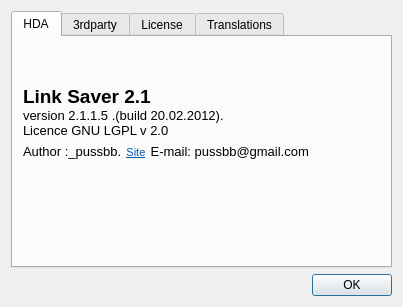
pussbb/Link-Saver, file about.ui: the form before one commit.
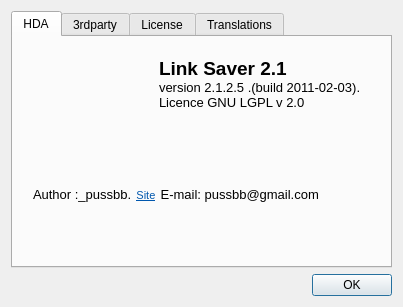
The form after the commit. Icons and pictures are not drawn.

```diff
--- a/about.ui
+++ b/about.ui
@@ -42,10 +42,10 @@
       <widget class="QLabel" name="label">
        <property name="geometry">
         <rect>
-         <x>10</x>
-         <y>10</y>
-         <width>373</width>
-         <height>183</height>
+         <x>6</x>
+         <y>4</y>
+         <width>135</width>
+         <height>129</height>
         </rect>
        </property>
        <property name="text">
@@ -56,14 +56,52 @@
 &lt;table border=&quot;0&quot; style=&quot;-qt-table-type: root; margin-top:4px; margin-bottom:4px; margin-left:4px; margin-right:4px;&quot;&gt;
 &lt;tr&gt;
 &lt;td style=&quot;border: none;&quot;&gt;
-&lt;p style=&quot; margin-top:0px; margin-bottom:0px; margin-left:0px; margin-right:0px; -qt-block-indent:0; text-indent:0px;&quot;&gt;&lt;img src=&quot;:/res/2globe_128.png&quot; style=&quot;float: left;&quot; /&gt;&lt;span style=&quot; font-family:'DejaVu Sans'; font-size:14pt; font-weight:600;&quot;&gt;Link Saver 2.1 &lt;/span&gt;&lt;/p&gt;
-&lt;p align=&quot;justify&quot; style=&quot; margin-top:0px; margin-bottom:0px; margin-left:0px; margin-right:0px; -qt-block-indent:0; text-indent:0px;&quot;&gt;&lt;span style=&quot; font-family:'DejaVu Sans'; font-size:10pt;&quot;&gt;version 2.1.1.5 .(build 20.02.2012).&lt;/span&gt;&lt;/p&gt;
-&lt;p align=&quot;justify&quot; style=&quot; margin-top:0px; margin-bottom:0px; margin-left:0px; margin-right:0px; -qt-block-indent:0; text-indent:0px;&quot;&gt;&lt;span style=&quot; font-family:'DejaVu Sans'; font-size:10pt;&quot;&gt;Licence GNU LGPL v 2.0&lt;/span&gt;&lt;/p&gt;
-&lt;p align=&quot;justify&quot; style=&quot; margin-top:0px; margin-bottom:0px; margin-left:0px; margin-right:0px; -qt-block-indent:0; text-indent:0px;&quot;&gt;&lt;span style=&quot; font-family:'DejaVu Sans'; font-size:10pt;&quot;&gt;Author :_pussbb.&lt;/span&gt;&lt;span style=&quot; font-family:'DejaVu Sans'; font-size:14pt;&quot;&gt; &lt;/span&gt;&lt;a href=&quot;http://krabik.co.ua/&quot;&gt;&lt;span style=&quot; font-family:'DejaVu Sans'; font-size:8pt; text-decoration: underline; color:#0057ae;&quot;&gt;Site&lt;/span&gt;&lt;/a&gt;&lt;span style=&quot; font-family:'DejaVu Sans'; font-size:14pt;&quot;&gt; &lt;/span&gt;&lt;span style=&quot; font-family:'DejaVu Sans'; font-size:10pt;&quot;&gt;E-mail: pussbb@gmail.com  &lt;/span&gt;&lt;/p&gt;
+&lt;p style=&quot; margin-top:0px; margin-bottom:0px; margin-left:0px; margin-right:0px; -qt-block-indent:0; text-indent:0px;&quot;&gt;&lt;img src=&quot;:/res/2globe_128.png&quot; style=&quot;float: left;&quot; /&gt;&lt;span style=&quot; font-family:'DejaVu Sans'; font-size:14pt; font-weight:600;&quot;&gt; &lt;/span&gt;&lt;/p&gt;
+&lt;p align=&quot;justify&quot; style=&quot;-qt-paragraph-type:empty; margin-top:0px; margin-bottom:0px; margin-left:0px; margin-right:0px; -qt-block-indent:0; text-indent:0px;&quot;&gt;&lt;/p&gt;
+&lt;p align=&quot;justify&quot; style=&quot;-qt-paragraph-type:empty; margin-top:0px; margin-bottom:0px; margin-left:0px; margin-right:0px; -qt-block-indent:0; text-indent:0px;&quot;&gt;&lt;/p&gt;
 &lt;p align=&quot;justify&quot; style=&quot;-qt-paragraph-type:empty; margin-top:0px; margin-bottom:0px; margin-left:0px; margin-right:0px; -qt-block-indent:0; text-indent:0px; font-family:'DejaVu Sans'; font-size:10pt;&quot;&gt;&lt;/p&gt;
 &lt;p align=&quot;justify&quot; style=&quot;-qt-paragraph-type:empty; margin-top:0px; margin-bottom:0px; margin-left:0px; margin-right:0px; -qt-block-indent:0; text-indent:0px; font-family:'DejaVu Sans'; font-size:10pt;&quot;&gt;&lt;/p&gt;&lt;/td&gt;&lt;/tr&gt;&lt;/table&gt;&lt;/body&gt;&lt;/html&gt;</string>
        </property>
       </widget>
+      <widget class="QLabel" name="label_2">
+       <property name="geometry">
+        <rect>
+         <x>146</x>
+         <y>14</y>
+         <width>207</width>
+         <height>109</height>
+        </rect>
+       </property>
+       <property name="text">
+        <string>&lt;!DOCTYPE HTML PUBLIC &quot;-//W3C//DTD HTML 4.0//EN&quot; &quot;http://www.w3.org/TR/REC-html40/strict.dtd&quot;&gt;
+&lt;html&gt;&lt;head&gt;&lt;meta name=&quot;qrichtext&quot; content=&quot;1&quot; /&gt;&lt;style type=&quot;text/css&quot;&gt;
+p, li { white-space: pre-wrap; }
+&lt;/style&gt;&lt;/head&gt;&lt;body style=&quot; font-family:'Ubuntu'; font-size:9pt; font-weight:400; font-style:normal;&quot;&gt;
+&lt;p style=&quot; margin-top:0px; margin-bottom:0px; margin-left:0px; margin-right:0px; -qt-block-indent:0; text-indent:0px;&quot;&gt;&lt;span style=&quot; font-family:'DejaVu Sans'; font-size:14pt; font-weight:600;&quot;&gt;Link Saver 2.1 &lt;/span&gt;&lt;/p&gt;
+&lt;p align=&quot;justify&quot; style=&quot; margin-top:0px; margin-bottom:0px; margin-left:0px; margin-right:0px; -qt-block-indent:0; text-indent:0px;&quot;&gt;&lt;span style=&quot; font-family:'DejaVu Sans'; font-size:10pt;&quot;&gt;version 2.1.2.5 .(build 2011-02-03).&lt;/span&gt;&lt;/p&gt;
+&lt;p align=&quot;justify&quot; style=&quot; margin-top:0px; margin-bottom:0px; margin-left:0px; margin-right:0px; -qt-block-indent:0; text-indent:0px;&quot;&gt;&lt;span style=&quot; font-family:'DejaVu Sans'; font-size:10pt;&quot;&gt;Licence GNU LGPL v 2.0&lt;/span&gt;&lt;/p&gt;
+&lt;p align=&quot;justify&quot; style=&quot;-qt-paragraph-type:empty; margin-top:0px; margin-bottom:0px; margin-left:0px; margin-right:0px; -qt-block-indent:0; text-indent:0px;&quot;&gt;&lt;/p&gt;
+&lt;p align=&quot;justify&quot; style=&quot;-qt-paragraph-type:empty; margin-top:0px; margin-bottom:0px; margin-left:0px; margin-right:0px; -qt-block-indent:0; text-indent:0px; font-family:'DejaVu Sans'; font-size:10pt;&quot;&gt;&lt;/p&gt;
+&lt;p align=&quot;justify&quot; style=&quot;-qt-paragraph-type:empty; margin-top:0px; margin-bottom:0px; margin-left:0px; margin-right:0px; -qt-block-indent:0; text-indent:0px; font-family:'DejaVu Sans'; font-size:10pt;&quot;&gt;&lt;/p&gt;&lt;/body&gt;&lt;/html&gt;</string>
+       </property>
+      </widget>
+      <widget class="QLabel" name="label_4">
+       <property name="geometry">
+        <rect>
+         <x>20</x>
+         <y>132</y>
+         <width>339</width>
+         <height>47</height>
+        </rect>
+       </property>
+       <property name="text">
+        <string>&lt;!DOCTYPE HTML PUBLIC &quot;-//W3C//DTD HTML 4.0//EN&quot; &quot;http://www.w3.org/TR/REC-html40/strict.dtd&quot;&gt;
+&lt;html&gt;&lt;head&gt;&lt;meta name=&quot;qrichtext&quot; content=&quot;1&quot; /&gt;&lt;style type=&quot;text/css&quot;&gt;
+p, li { white-space: pre-wrap; }
+&lt;/style&gt;&lt;/head&gt;&lt;body style=&quot; font-family:'Ubuntu'; font-size:9pt; font-weight:400; font-style:normal;&quot;&gt;
+&lt;p style=&quot; margin-top:0px; margin-bottom:0px; margin-left:0px; margin-right:0px; -qt-block-indent:0; text-indent:0px;&quot;&gt;&lt;span style=&quot; font-family:'DejaVu Sans'; font-size:10pt;&quot;&gt;Author :_pussbb.&lt;/span&gt;&lt;span style=&quot; font-family:'DejaVu Sans'; font-size:14pt;&quot;&gt; &lt;/span&gt;&lt;a href=&quot;http://krabik.co.ua/&quot;&gt;&lt;span style=&quot; font-family:'DejaVu Sans'; font-size:8pt; text-decoration: underline; color:#0057ae;&quot;&gt;Site&lt;/span&gt;&lt;/a&gt;&lt;span style=&quot; font-family:'DejaVu Sans'; font-size:14pt;&quot;&gt; &lt;/span&gt;&lt;span style=&quot; font-family:'DejaVu Sans'; font-size:10pt;&quot;&gt;E-mail: pussbb@gmail.com  &lt;/span&gt;&lt;/p&gt;&lt;/body&gt;&lt;/html&gt;</string>
+       </property>
+      </widget>
      </widget>
      <widget class="QWidget" name="tab_2">
       <attribute name="title">
```
Left out of the diff: 1 changed line with no effect on the pictures.
